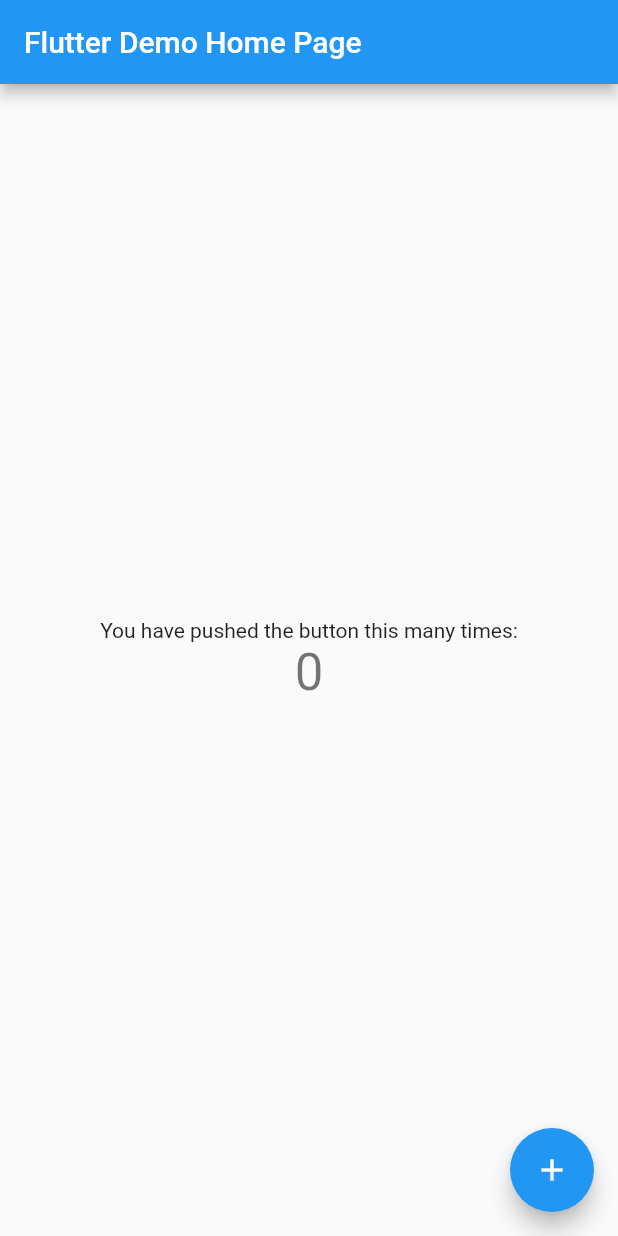
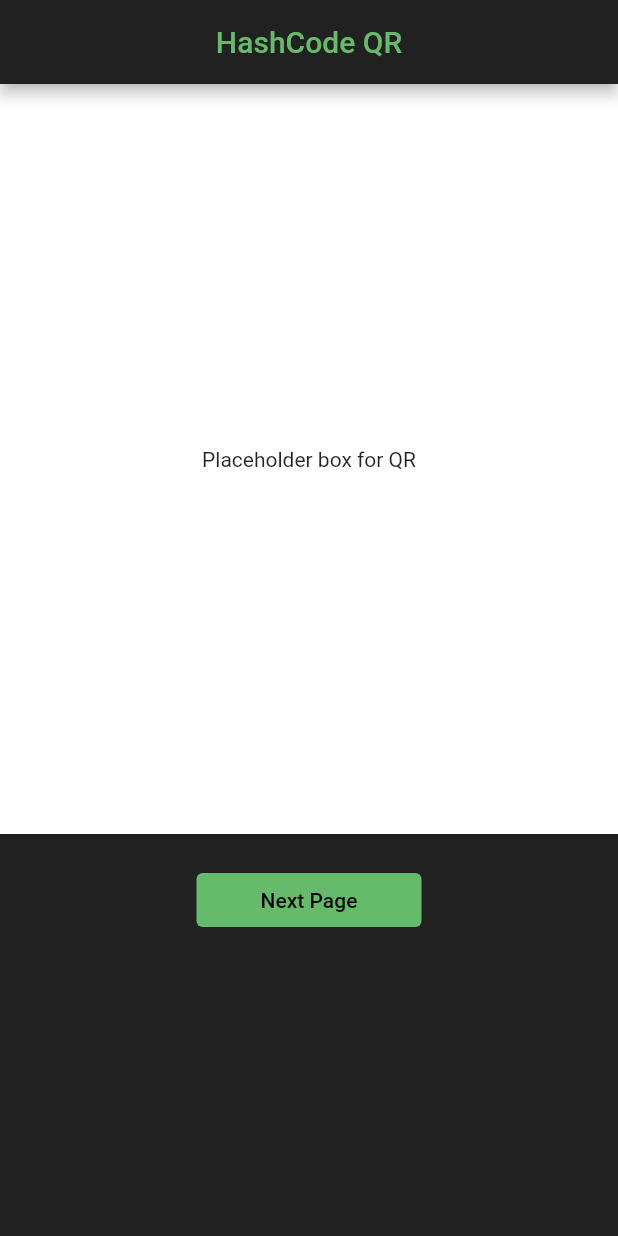
Before and after one commit to PES-Innovation-Lab/HashCode-QR, a Flutter app: the screen it shows after launch, on a phone screen of 412 x 824 dp. Run offline on Flutter 3.47's test engine with Material 2 defaults, Android fonts, the phone set to English and light mode, and no system bars.

Commit message:
created basic homepage

```diff
--- a/lib/main.dart
+++ b/lib/main.dart
@@ -1,113 +1,14 @@
 import 'package:flutter/material.dart';
+import 'package:hashcode_qr/pages/home.dart';
+import 'package:hashcode_qr/pages/status.dart';
 
 void main() {
-  runApp(MyApp());
+  runApp(MaterialApp(
+    initialRoute: '/home',
+    routes: {
+      '/home': (context) => Home(),
+      '/status': (context) => Status(),
+    },
+    debugShowCheckedModeBanner: false,
+  ));
 }
-
-class MyApp extends StatelessWidget {
-  // This widget is the root of your application.
-  @override
-  Widget build(BuildContext context) {
-    return MaterialApp(
-      title: 'Flutter Demo',
-      theme: ThemeData(
-        // This is the theme of your application.
-        //
-        // Try running your application with "flutter run". You'll see the
-        // application has a blue toolbar. Then, without quitting the app, try
-        // changing the primarySwatch below to Colors.green and then invoke
-        // "hot reload" (press "r" in the console where you ran "flutter run",
-        // or simply save your changes to "hot reload" in a Flutter IDE).
-        // Notice that the counter didn't reset back to zero; the application
-        // is not restarted.
-        primarySwatch: Colors.blue,
-      ),
-      home: MyHomePage(title: 'Flutter Demo Home Page'),
-    );
-  }
-}
-
-class MyHomePage extends StatefulWidget {
-  MyHomePage({Key? key, required this.title}) : super(key: key);
-
-  // This widget is the home page of your application. It is stateful, meaning
-  // that it has a State object (defined below) that contains fields that affect
-  // how it looks.
-
-  // This class is the configuration for the state. It holds the values (in this
-  // case the title) provided by the parent (in this case the App widget) and
-  // used by the build method of the State. Fields in a Widget subclass are
-  // always marked "final".
-
-  final String title;
-
-  @override
-  _MyHomePageState createState() => _MyHomePageState();
-}
-
-class _MyHomePageState extends State<MyHomePage> {
-  int _counter = 0;
-
-  void _incrementCounter() {
-    setState(() {
-      // This call to setState tells the Flutter framework that something has
-      // changed in this State, which causes it to rerun the build method below
-      // so that the display can reflect the updated values. If we changed
-      // _counter without calling setState(), then the build method would not be
-      // called again, and so nothing would appear to happen.
-      _counter++;
-    });
-  }
-
-  @override
-  Widget build(BuildContext context) {
-    // This method is rerun every time setState is called, for instance as done
-    // by the _incrementCounter method above.
-    //
-    // The Flutter framework has been optimized to make rerunning build methods
-    // fast, so that you can just rebuild anything that needs updating rather
-    // than having to individually change instances of widgets.
-    return Scaffold(
-      appBar: AppBar(
-        // Here we take the value from the MyHomePage object that was created by
-        // the App.build method, and use it to set our appbar title.
-        title: Text(widget.title),
-      ),
-      body: Center(
-        // Center is a layout widget. It takes a single child and positions it
-        // in the middle of the parent.
-        child: Column(
-          // Column is also a layout widget. It takes a list of children and
-          // arranges them vertically. By default, it sizes itself to fit its
-          // children horizontally, and tries to be as tall as its parent.
-          //
-          // Invoke "debug painting" (press "p" in the console, choose the
-          // "Toggle Debug Paint" action from the Flutter Inspector in Android
-          // Studio, or the "Toggle Debug Paint" command in Visual Studio Code)
-          // to see the wireframe for each widget.
-          //
-          // Column has various properties to control how it sizes itself and
-          // how it positions its children. Here we use mainAxisAlignment to
-          // center the children vertically; the main axis here is the vertical
-          // axis because Columns are vertical (the cross axis would be
-          // horizontal).
-          mainAxisAlignment: MainAxisAlignment.center,
-          children: <Widget>[
-            Text(
-              'You have pushed the button this many times:',
-            ),
-            Text(
-              '$_counter',
-              style: Theme.of(context).textTheme.headline4,
-            ),
-          ],
-        ),
-      ),
-      floatingActionButton: FloatingActionButton(
-        onPressed: _incrementCounter,
-        tooltip: 'Increment',
-        child: Icon(Icons.add),
-      ), // This trailing comma makes auto-formatting nicer for build methods.
-    );
-  }
-}
--- /dev/null
+++ b/lib/pages/home.dart
@@ -0,0 +1,62 @@
+import 'package:flutter/material.dart';
+
+class Home extends StatelessWidget {
+
+  @override
+  Widget build(BuildContext context) {
+    return Scaffold(
+      appBar: AppBar(
+        title: Text(
+            "HashCode QR",
+          style: TextStyle(
+            color: Colors.green[400]
+          ),
+        ),
+        centerTitle: true,
+        backgroundColor: Colors.grey[900],
+        brightness: Brightness.dark,
+      ),
+      backgroundColor: Colors.grey[900],
+      body: Container(
+        alignment: Alignment.center,
+        child: ListView(
+          children: <Widget>[
+            SizedBox(
+              height: 500,
+              width: 500,
+              child: Container(
+                color: Colors.white,
+                alignment: Alignment.center,
+                child: Text(
+                  "Placeholder box for QR"
+                ),
+              ),
+            ),
+            Center(
+              child: Container(
+                padding: EdgeInsets.fromLTRB(0, 20, 0, 0),
+                child: SizedBox(
+                  width: 150,
+                  child: TextButton(
+                    onPressed: () {
+                      Navigator.pushNamed(context, '/status');
+                    },
+                    style: TextButton.styleFrom(
+                      backgroundColor: Colors.green[400],
+                    ),
+                    child: Text(
+                      'Next Page',
+                      style: TextStyle(
+                        color: Colors.black,
+                      ),
+                    ),
+                  ),
+                ),
+              ),
+            ),
+          ],
+        ),
+      ),
+    );
+  }
+}
--- /dev/null
+++ b/lib/pages/status.dart
@@ -0,0 +1,10 @@
+import 'package:flutter/material.dart';
+
+class Status extends StatelessWidget {
+  const Status({Key? key}) : super(key: key);
+
+  @override
+  Widget build(BuildContext context) {
+    return Container();
+  }
+}
```
